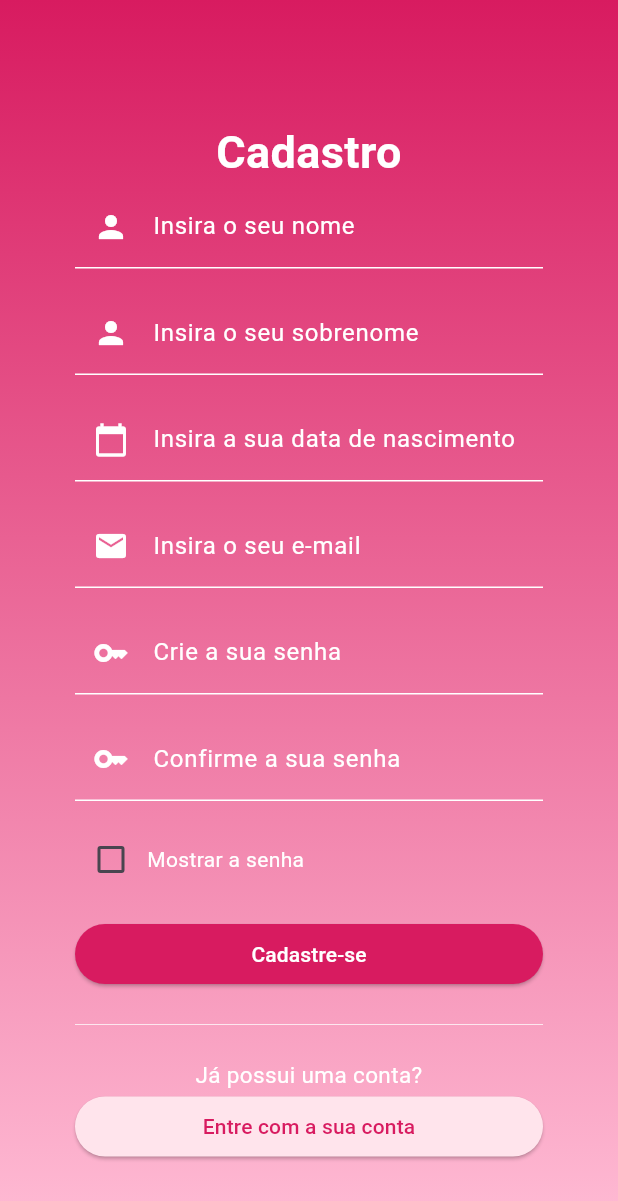
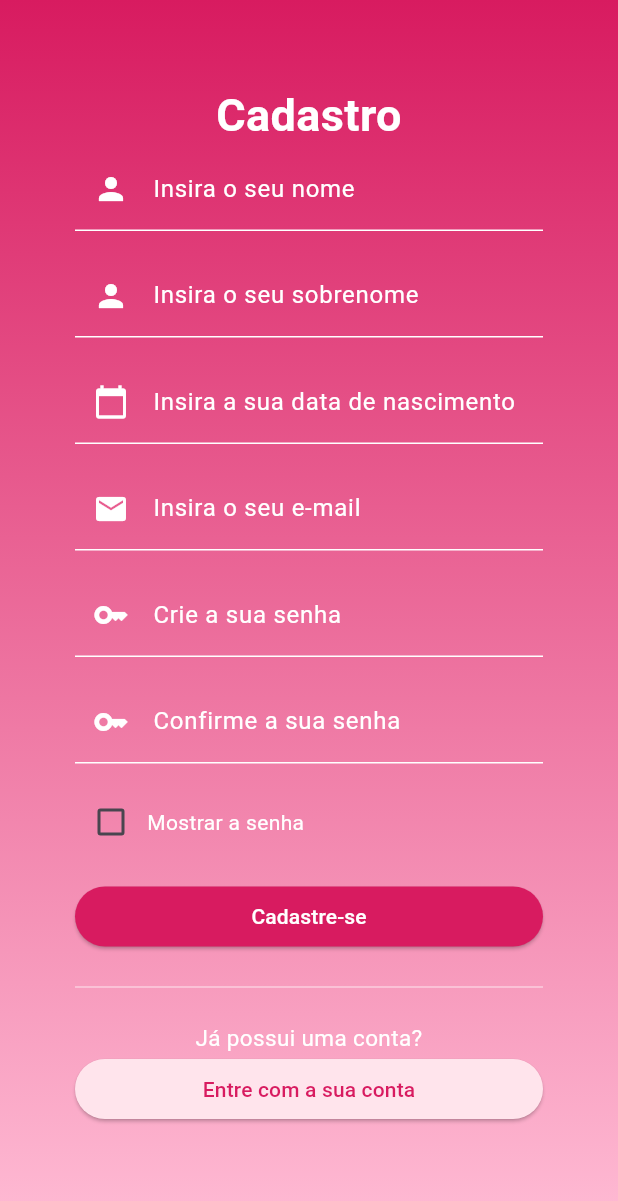
Before and after one commit to IsabelPessoa/check_list_app_1, a Flutter app: the screen it shows after launch, after a tap on "Cadastre-se", on a phone screen of 412 x 824 dp. Shown: the top 1201 px of the screen. Run offline on Flutter 3.47's test engine with Material 3 defaults, Android fonts, the phone set to English and light mode, and no system bars.

Commit message:
Atualização 04

```diff
--- a/lib/login/login_page.dart
+++ b/lib/login/login_page.dart
@@ -1,9 +1,7 @@
+import 'package:check_list_app_1/sign_up/sing_up_page.dart';
 import 'package:check_list_app_1/values/custom_colors.dart';
 import 'package:check_list_app_1/login/util/validation_rules/email_validation.dart';
 import 'package:flutter/material.dart';
-import 'package:flutter/painting.dart';
-import 'package:flutter/rendering.dart';
-import 'package:flutter/widgets.dart';
 
 class LoginScreen extends StatefulWidget {
   const LoginScreen({super.key});
@@ -16,8 +14,8 @@ class LoginScreenState extends State<LoginScreen> with EmailValidationMixin {
   final _formKey = GlobalKey<FormState>();
   final _emailTEC = TextEditingController();
 
-  Color topColor = CustomColors().getActiveSecondaryColor();
-  Color bottomColor = CustomColors().getActiveTerciaryColor();
+  Color topColor = CustomColors().getActivePrimaryColor();
+  Color bottomColor = CustomColors().getActiveSecondaryColor();
   Color primaryColor = CustomColors().getActivePrimaryColor();
   Color secondaryColor = CustomColors().getActiveSecondaryColor();
   Color terciaryColor = CustomColors().getActiveTerciaryColor();
@@ -121,7 +119,7 @@ class LoginScreenState extends State<LoginScreen> with EmailValidationMixin {
                 child: Column(
                   children: [
                     TextFormField(
-                      autofocus: true,
+                      autofocus: false,
                       obscureText: _obscureText,
                       style: TextStyle(
                         color: detailsColor,
@@ -254,7 +252,14 @@ class LoginScreenState extends State<LoginScreen> with EmailValidationMixin {
                   backgroundColor:
                       MaterialStateProperty.all<Color>(secondaryColor),
                 ),
-                onPressed: () {},
+                onPressed: () {
+                  Navigator.push(
+                    context,
+                    MaterialPageRoute(
+                      builder: (context) => const SingUpScreen(),
+                    ),
+                  );
+                },
                 child: Text(
                   "Cadastre-se",
                   style: TextStyle(
--- a/lib/main.dart
+++ b/lib/main.dart
@@ -13,7 +13,7 @@
   Widget build(BuildContext context) {
     return const MaterialApp(
       title: 'Check List Bel',
-      home: SingUpScreen(),
+      home: LoginScreen(),
     );
   }
 }
--- a/lib/sign_up/sing_up_page.dart
+++ b/lib/sign_up/sing_up_page.dart
@@ -40,9 +40,6 @@ class SingUpScreen extends StatefulWidget {
 }
 
 class SingUpScreenState extends State<SingUpScreen> with EmailValidationMixin {
-  final _formKey = GlobalKey<FormState>();
-  final _emailTEC = TextEditingController();
-
   Color topColor = CustomColors().getActiveSecondaryColor();
   Color bottomColor = CustomColors().getActiveTerciaryColor();
   Color primaryColor = CustomColors().getActivePrimaryColor();
@@ -79,7 +76,7 @@ class SingUpScreenState extends State<SingUpScreen> with EmailValidationMixin {
             children: [
               // Title
               Padding(
-                padding: const EdgeInsets.only(top: 80),
+                padding: const EdgeInsets.only(top: 55),
                 child: Text(
                   "Cadastro",
                   textAlign: TextAlign.center,
@@ -393,7 +390,7 @@ class SingUpScreenState extends State<SingUpScreen> with EmailValidationMixin {
                 ),
               ),
 
-              // Sign Up button
+              // Login button
               Text(
                 "Já possui uma conta?",
                 textAlign: TextAlign.center,
@@ -407,7 +404,9 @@ class SingUpScreenState extends State<SingUpScreen> with EmailValidationMixin {
                   backgroundColor:
                       MaterialStateProperty.all<Color>(secondaryColor),
                 ),
-                onPressed: () {},
+                onPressed: () {
+                  Navigator.pop(context);
+                },
                 child: Text(
                   "Entre com a sua conta",
                   style: TextStyle(
```
